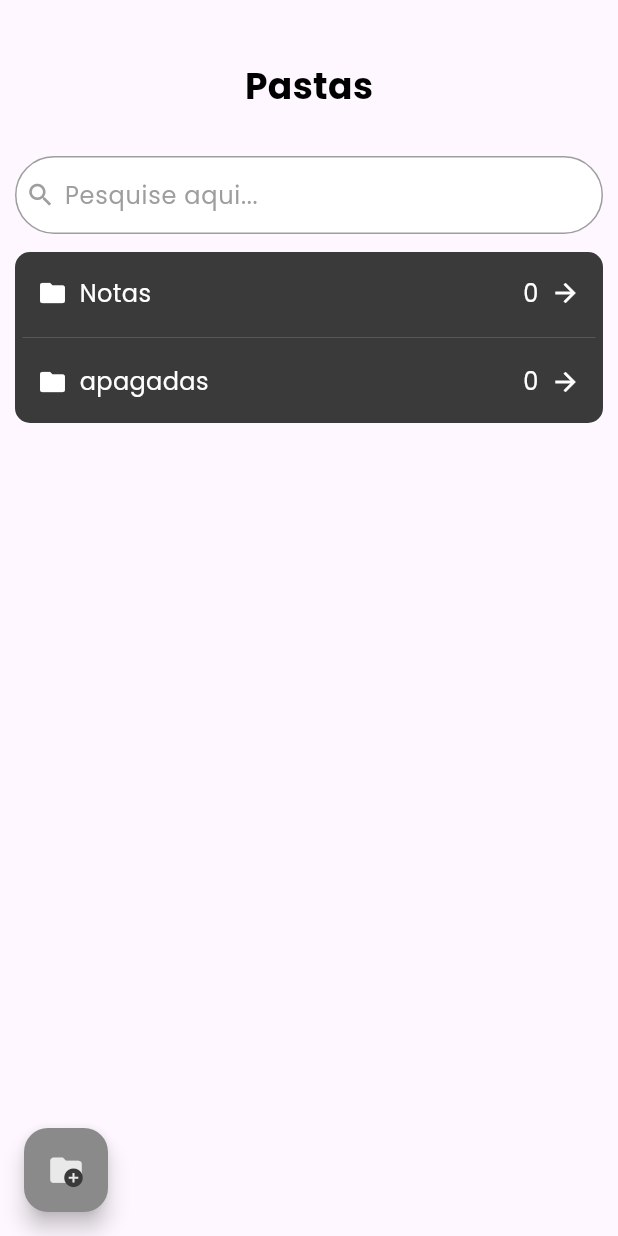
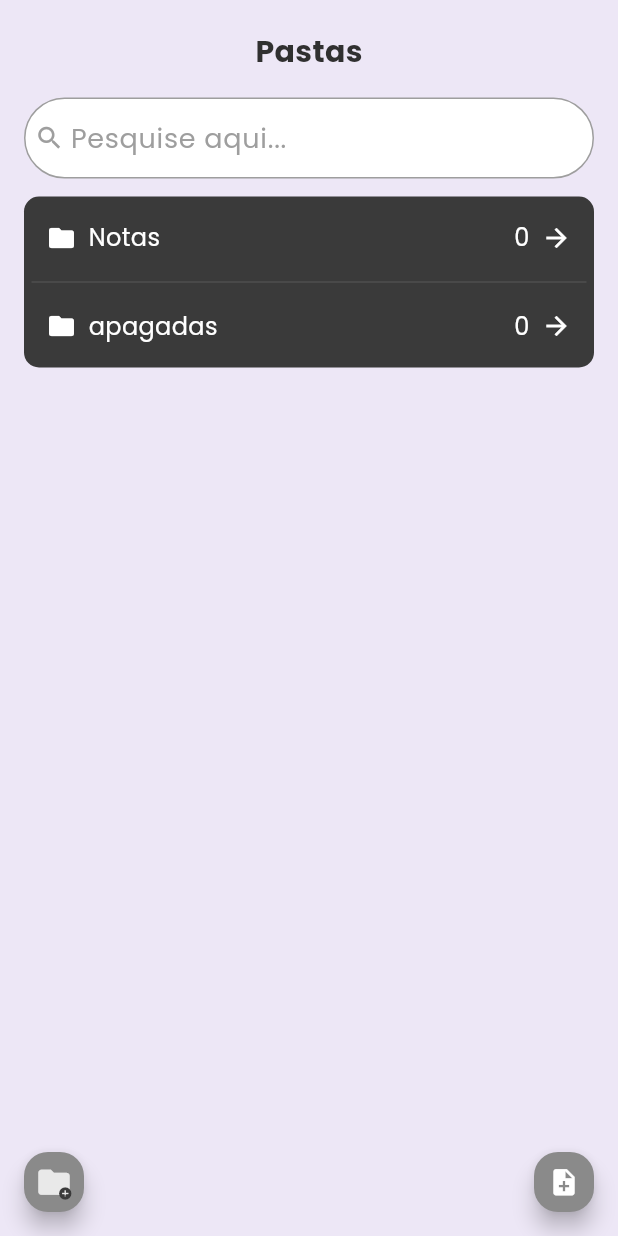
Before and after one commit to DOAgustavo/DOAnotes, a Flutter app: the screen it shows after launch, on a phone screen of 412 x 824 dp. Run offline on Flutter 3.47's test engine with Material 3 defaults, Android fonts, the phone set to English and light mode, and no system bars; our stand-ins replace google_fonts.

Commit message:
melhorias no app , apenas first page!

```diff
--- a/lib/screens/home_screen.dart
+++ b/lib/screens/home_screen.dart
@@ -1,6 +1,10 @@
 import 'package:flutter/material.dart';
-import '../widgets/button/arquivo.dart';
-import '../widgets/button/botao_adicionar_arquivo.dart';
+import '../widgets/forms/background_container.dart';
+import '../widgets/Text/page_title.dart';
+import '../widgets/button/custom_padding_container.dart';
+import '../widgets/button/folder_item.dart';
+import '../widgets/button/add_file_button.dart';
+import '../widgets/button/add_note_button.dart';
 import '../widgets/button/pesquisar.dart';
 
 class App extends StatelessWidget {
@@ -16,27 +20,14 @@ class PastasScreen extends StatelessWidget {
   @override
   Widget build(BuildContext context) {
     return Scaffold(
-      body: Stack(
+      body: BackgroundContainer(
+        child: Stack(
           children: [
             Column(
               children: [
-              Container(
-                padding: const EdgeInsets.only(
-                    top: 40.0,
-                    bottom: 20.0), // Adicione padding para o conteúdo
-                child: Center(
-                  child: Text(
-                    'Pastas',
-                    style: TextStyle(
-                      color: const Color.fromARGB(255, 0, 0, 0),
-                      fontSize: 24,
-                      fontWeight: FontWeight.bold,
-                    ),
-                  ),
-                ),
-              ),
+                NamePage(text: 'Pastas'),
                 Padding(
-                padding: const EdgeInsets.all(10.0),
+                  padding: const EdgeInsets.all(16.0),
                   child: Column(
                     crossAxisAlignment: CrossAxisAlignment.start,
                     children: [
@@ -45,21 +36,9 @@ class PastasScreen extends StatelessWidget {
                         hintText: 'Pesquise aqui...',
                       ),
                       SizedBox(
-                        height:
-                            12), // Diminuir o espaço entre o botão de pesquisa e o restante do conteúdo
-                    Container(
-                      decoration: BoxDecoration(
-                        color: const Color.fromARGB(255, 58, 58, 58),
-                        borderRadius: BorderRadius.circular(
-                            10), // Diminuir o borderRadius
-                      ),
-                      child: Padding(
-                        padding: const EdgeInsets.only(
-                            top: 6.0,
-                            bottom: 6.0,
-                            left: 5.0,
-                            right:
-                                5.0), // Diminuir o padding superior e inferior
+                        height: 12,
+                      ), // Diminuir o espaço entre o botão de pesquisa e o restante do conteúdo
+                      CustomPaddingContainer(
                         child: Column(
                           crossAxisAlignment: CrossAxisAlignment.start,
                           children: [
@@ -88,7 +67,6 @@ class PastasScreen extends StatelessWidget {
                           ],
                         ),
                       ),
-                    ),
                     ],
                   ),
                 ),
@@ -104,7 +82,18 @@ class PastasScreen extends StatelessWidget {
                 },
               ),
             ),
+            Positioned(
+              bottom: 16,
+              right: 16,
+              child: AddNoteButton(
+                onPressed: () {
+                  // Ação ao clicar no botão de adicionar nota
+                  print('Adicionar nota clicado');
+                },
+              ),
+            ),
           ],
+        ),
       ),
     );
   }
--- /dev/null
+++ b/lib/widgets/Text/page_title.dart
@@ -0,0 +1,26 @@
+import 'package:flutter/material.dart';
+
+class NamePage extends StatelessWidget {
+  final String text;
+
+  NamePage({required this.text});
+
+  @override
+  Widget build(BuildContext context) {
+    return Container(
+      padding: const EdgeInsets.only(
+        top: 20.0,
+      ), // Adicione padding para o conteúdo
+      child: Center(
+        child: Text(
+          text,
+          style: TextStyle(
+            color: const Color(0xFF303030), // Cor cinza claro
+            fontSize: 20,
+            fontWeight: FontWeight.bold,
+          ),
+        ),
+      ),
+    );
+  }
+}
--- /dev/null
+++ b/lib/widgets/button/add_file_button.dart
@@ -0,0 +1,38 @@
+import 'package:flutter/material.dart';
+
+class BotaoAdicionarArquivo extends StatelessWidget {
+  final VoidCallback onPressed;
+
+  BotaoAdicionarArquivo({required this.onPressed});
+
+  @override
+  Widget build(BuildContext context) {
+    return Container(
+      width: 40.0, // Ajuste a largura conforme necessário
+      height: 40.0, // Ajuste a altura conforme necessário
+      child: FloatingActionButton(
+        onPressed: onPressed,
+        backgroundColor: const Color.fromARGB(255, 138, 138, 138),
+        child: Stack(
+          alignment: Alignment.center,
+          children: [
+            Icon(
+              Icons.folder,
+              size: 25, // Ajuste o tamanho do ícone conforme necessário
+              color: const Color.fromARGB(255, 233, 233, 233),
+            ),
+            Positioned(
+              right: 0,
+              bottom: 0,
+              child: Icon(
+                Icons.add_circle,
+                size: 10,
+                color: const Color.fromARGB(255, 58, 58, 58),
+              ),
+            ),
+          ],
+        ),
+      ),
+    );
+  }
+}
--- /dev/null
+++ b/lib/widgets/button/add_note_button.dart
@@ -0,0 +1,24 @@
+import 'package:flutter/material.dart';
+
+class AddNoteButton extends StatelessWidget {
+  final VoidCallback onPressed;
+
+  AddNoteButton({required this.onPressed});
+
+  @override
+  Widget build(BuildContext context) {
+    return Container(
+      width: 40.0, // Ajuste a largura conforme necessário
+      height: 40.0, // Ajuste a altura conforme necessário
+      child: FloatingActionButton(
+        onPressed: onPressed,
+        backgroundColor: const Color.fromARGB(255, 138, 138, 138),
+        child: Icon(
+          Icons.note_add,
+          size: 21, // Tamanho do ícone
+          color: Colors.white,
+        ),
+      ),
+    );
+  }
+}
--- a/lib/widgets/button/botao_adicionar_arquivo.dart
+++ /dev/null
@@ -1,34 +0,0 @@
-import 'package:flutter/material.dart';
-
-class BotaoAdicionarArquivo extends StatelessWidget {
-  final VoidCallback onPressed;
-
-  BotaoAdicionarArquivo({required this.onPressed});
-
-  @override
-  Widget build(BuildContext context) {
-    return FloatingActionButton(
-      onPressed: onPressed,
-      backgroundColor: const Color.fromARGB(255, 138, 138, 138),
-      child: Stack(
-        alignment: Alignment.center,
-        children: [
-          Icon(
-            Icons.folder,
-            size: 25,
-            color: const Color.fromARGB(255, 233, 233, 233),
-          ), // Alterar a cor do ícone
-          Positioned(
-            right: 0,
-            bottom: 0,
-            child: Icon(
-              Icons.add_circle,
-              size: 15,
-              color: const Color.fromARGB(255, 58, 58, 58),
-            ), // Alterar a cor do ícone
-          ),
-        ],
-      ),
-    );
-  }
-}
--- /dev/null
+++ b/lib/widgets/button/custom_padding_container.dart
@@ -0,0 +1,26 @@
+import 'package:flutter/material.dart';
+
+class CustomPaddingContainer extends StatelessWidget {
+  final Widget child;
+
+  CustomPaddingContainer({required this.child});
+
+  @override
+  Widget build(BuildContext context) {
+    return Container(
+      decoration: BoxDecoration(
+        color: const Color.fromARGB(255, 58, 58, 58),
+        borderRadius: BorderRadius.circular(10), // Diminuir o borderRadius
+      ),
+      child: Padding(
+        padding: const EdgeInsets.only(
+          top: 6.0,
+          bottom: 6.0,
+          left: 5.0,
+          right: 5.0,
+        ),
+        child: child,
+      ),
+    );
+  }
+}
--- a/lib/widgets/button/pesquisar.dart
+++ b/lib/widgets/button/pesquisar.dart
@@ -9,25 +9,29 @@ class BotaoPesquisa extends StatelessWidget {
   @override
   Widget build(BuildContext context) {
     return Container(
-      padding: const EdgeInsets.symmetric(horizontal: 6.0, vertical: 1.0), // Diminuir o padding
+      padding: const EdgeInsets.symmetric(
+          horizontal: 6.0, vertical: 2.0), // Ajustar o padding
       decoration: BoxDecoration(
         color: Colors.white,
-        borderRadius: BorderRadius.circular(30), // Diminuir o borderRadius
+        borderRadius: BorderRadius.circular(30), // Manter o borderRadius
         border: Border.all(color: Colors.grey),
       ),
       child: Row(
         children: [
-          Icon(Icons.search, color: Colors.grey, size: 20), // Diminuir o tamanho do ícone
-          SizedBox(width: 6),
+          Icon(Icons.search,
+              color: Colors.grey, size: 20), // Manter o tamanho do ícone
+          SizedBox(width: 4),
           Expanded(
             child: TextField(
               controller: controller,
               decoration: InputDecoration(
                 hintText: hintText,
-                hintStyle: TextStyle(color: Colors.grey, fontSize: 16), // Diminuir o tamanho da fonte
+                hintStyle: TextStyle(
+                    color: Colors.grey,
+                    fontSize: 18), // Manter o tamanho da fonte
                 border: InputBorder.none,
               ),
-              style: TextStyle(fontSize: 16), // Diminuir o tamanho da fonte
+              style: TextStyle(fontSize: 14), // Manter o tamanho da fonte
             ),
           ),
         ],
--- /dev/null
+++ b/lib/widgets/forms/background_container.dart
@@ -0,0 +1,15 @@
+import 'package:flutter/material.dart';
+
+class BackgroundContainer extends StatelessWidget {
+  final Widget child;
+
+  BackgroundContainer({required this.child});
+
+  @override
+  Widget build(BuildContext context) {
+    return Container(
+      color: const Color(0xFFEDE7F6), // Cor de fundo verde claro
+      child: child,
+    );
+  }
+}
--- a/lib/widgets/forms/custom_text_field.dart
+++ b/lib/widgets/forms/custom_text_field.dart
@@ -49,7 +49,8 @@ class CustomTextField extends StatelessWidget {
             color: const Color(0xFFB0B0B0),
           ),
           border: InputBorder.none,
-          contentPadding: const EdgeInsets.symmetric(horizontal: 20, vertical: 12),
+          contentPadding:
+              const EdgeInsets.symmetric(horizontal: 20, vertical: 12),
           focusedBorder: InputBorder.none,
           enabledBorder: InputBorder.none,
         ),
```
Also changed, not shown: lib/widgets/button/folder_item.dart (renamed from lib/widgets/button/arquivo.dart). Lines whose indentation alone changed are shown as unchanged.
